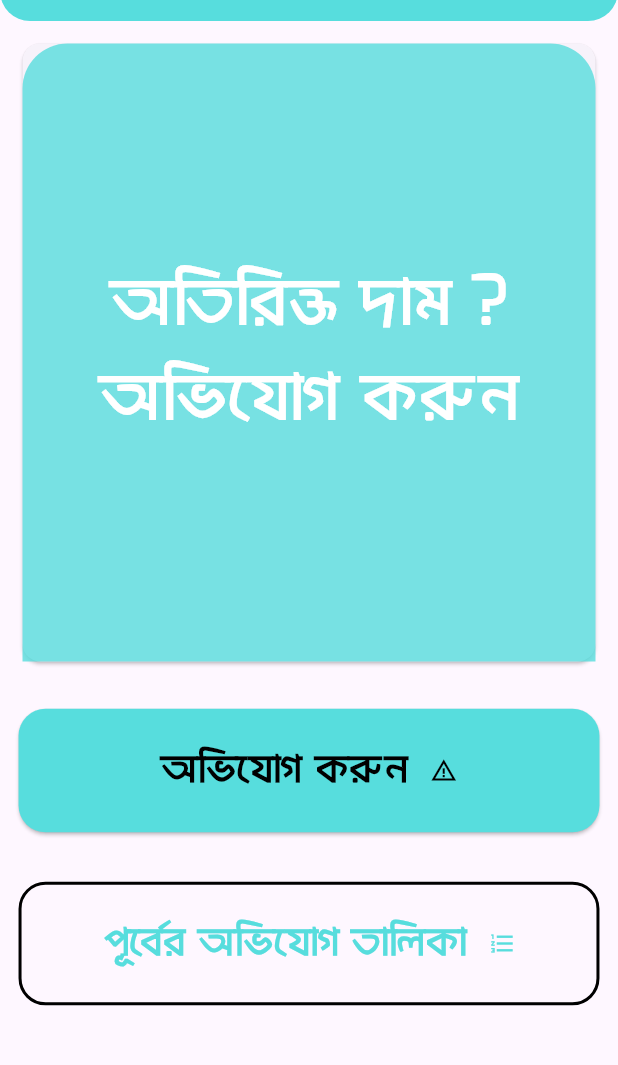
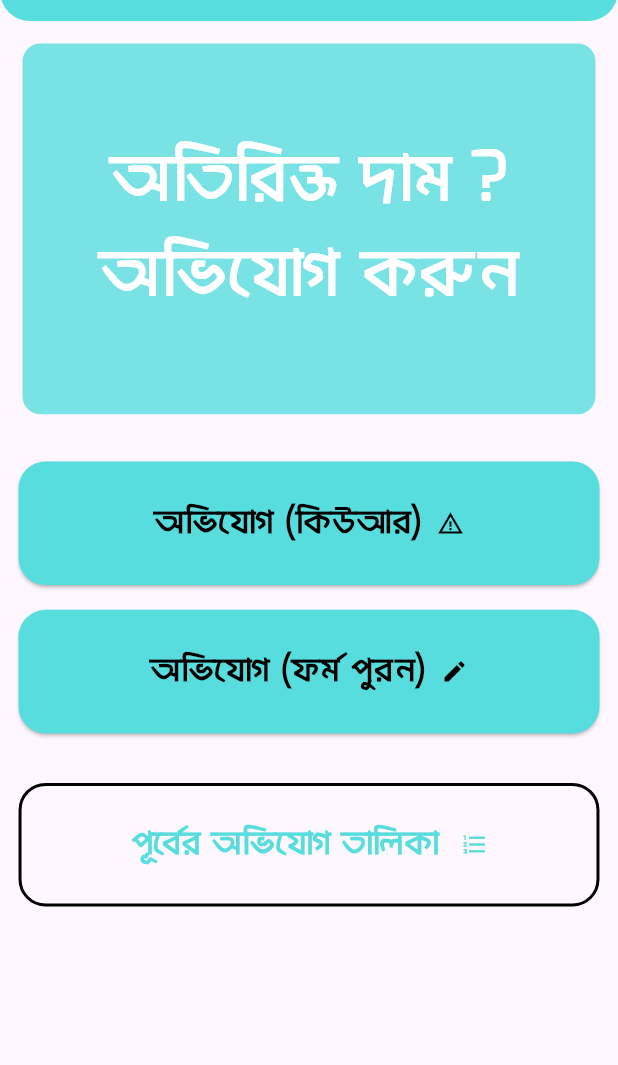
Before and after one commit to nokibul82/ajker_dordam, a Flutter app: the ComplainScreen screen opened by its route, on a phone screen of 412 x 824 dp, the part 63-1128 px from its top. Run offline on Flutter 3.47's test engine with Material 3 defaults, Android fonts, the light colour scheme and no system bars; our stand-ins replace cloud_firestore, firebase_auth, firebase_core, firebase_storage, image_picker, permission_handler and 1 more; missing offline and left inert: mobile_scanner, widgets_to_image; accounts and stored records are empty; network calls fail.

Commit message:
New List Added

```diff
--- a/lib/providers/products.dart
+++ b/lib/providers/products.dart
@@ -128,7 +128,8 @@ class Products with ChangeNotifier {
             'price': newProduct.price,
             'description': newProduct.description,
             'imageUrl': _imageUrl,
-            'created_at': createdAt.toIso8601String()
+            'created_at': createdAt.toIso8601String(),
+            'shopId': newProduct.shopId
           }));
       print('==================== PRODUCT POST DONE=================');
 
--- a/lib/screens/complain_screen.dart
+++ b/lib/screens/complain_screen.dart
@@ -33,17 +33,15 @@ class ComplainScreen extends StatelessWidget {
         drawer: AppDrawer(),
         body: Column(
           children: [
-            Card(
+            Container(
+              height: MediaQuery.of(context).size.height * 0.3,
+              width: double.maxFinite,
               margin: EdgeInsets.all(15),
-              child: Container(
-                height: MediaQuery.of(context).size.height * 0.5,
-                width: double.infinity,
               alignment: Alignment.center,
               decoration: BoxDecoration(
-                    color: MyApp.backColor.withOpacity(0.8),
-                    borderRadius: BorderRadius.only(
-                        topRight: Radius.circular(30),
-                        topLeft: Radius.circular(30))),
+                color: MyApp.backColor.withValues(alpha: 0.8),
+                borderRadius: BorderRadius.circular(12)
+              ),
               child: Text(
                 "অতিরিক্ত দাম ?\nঅভিযোগ করুন",
                 textAlign: TextAlign.center,
@@ -52,7 +50,6 @@ class ComplainScreen extends StatelessWidget {
                   color: Colors.white,
                   fontWeight: FontWeight.bold,
                   fontSize: 44,
-                  ),
                 ),
               ),
             ),
@@ -76,20 +73,59 @@ class ComplainScreen extends StatelessWidget {
                     mainAxisAlignment: MainAxisAlignment.center,
                     children: [
                       Text(
-                        "অভিযোগ করুন",
+                        "অভিযোগ (কিউআর)",
                         textAlign: TextAlign.center,
                         style: TextStyle(
                           fontFamily: 'Mina Regular',
                           color: Colors.black,
                           fontWeight: FontWeight.bold,
-                          fontSize: 26,
+                          fontSize: 22,
                         ),
                       ),
                       SizedBox(
-                        width: 15,
+                        width: 10,
                       ),
                       Icon(
                         Icons.warning_amber,
+                        color: Colors.black,
+                      )
+                    ],
+                  )),
+            ),
+            SizedBox(
+              height: MediaQuery.of(context).size.height * 0.02,
+            ),
+            SizedBox(
+              width: MediaQuery.of(context).size.width * 0.94,
+              height: MediaQuery.of(context).size.height * 0.1,
+              child: ElevatedButton(
+                  onPressed: () async{
+                    await Provider.of<Shops>(context, listen: false).fetchAndSetShops();
+                    Navigator.of(context).pushReplacementNamed(ScannerScreen.routeName);
+                  },
+                  style: ElevatedButton.styleFrom(
+                      backgroundColor: MyApp.backColor,
+                      shape: RoundedRectangleBorder(
+                        borderRadius: BorderRadius.circular(18.0),
+                      )),
+                  child: Row(
+                    mainAxisAlignment: MainAxisAlignment.center,
+                    children: [
+                      Text(
+                        "অভিযোগ (ফর্ম পুরন)",
+                        textAlign: TextAlign.center,
+                        style: TextStyle(
+                          fontFamily: 'Mina Regular',
+                          color: Colors.black,
+                          fontWeight: FontWeight.bold,
+                          fontSize: 22,
+                        ),
+                      ),
+                      SizedBox(
+                        width: 10,
+                      ),
+                      Icon(
+                        Icons.edit,
                         color: Colors.black,
                       )
                     ],
@@ -120,7 +156,7 @@ class ComplainScreen extends StatelessWidget {
                           fontFamily: 'Mina Regular',
                           color: MyApp.backColor,
                           fontWeight: FontWeight.bold,
-                          fontSize: 26,
+                          fontSize: 22,
                         ),
                       ),
                       SizedBox(
```
Lines whose indentation alone changed are shown as unchanged.
